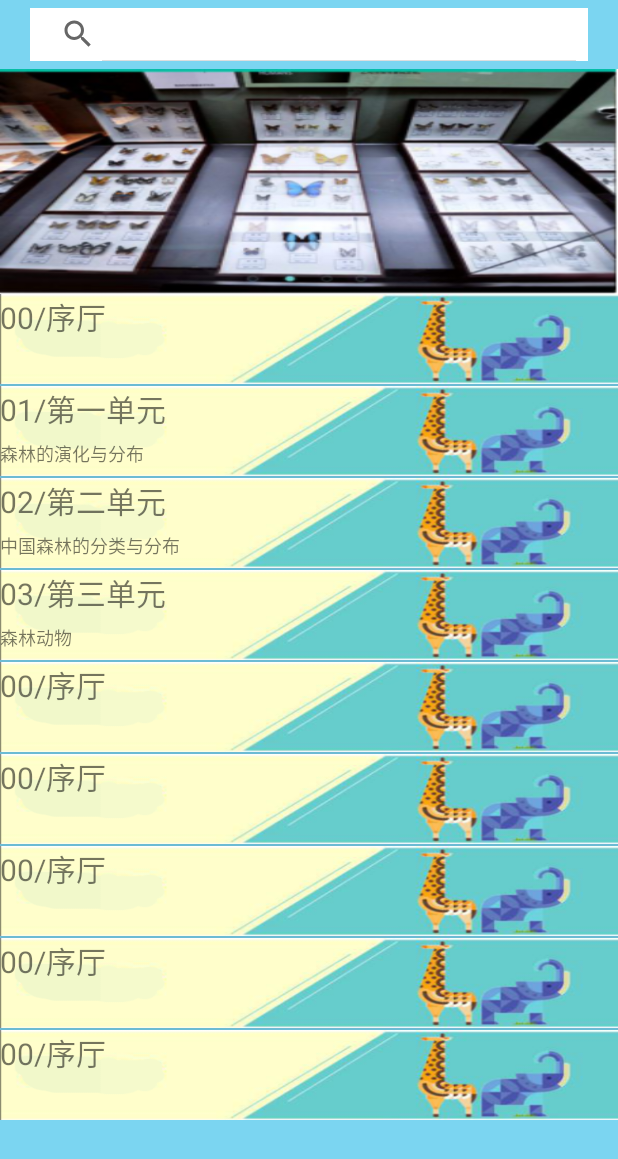
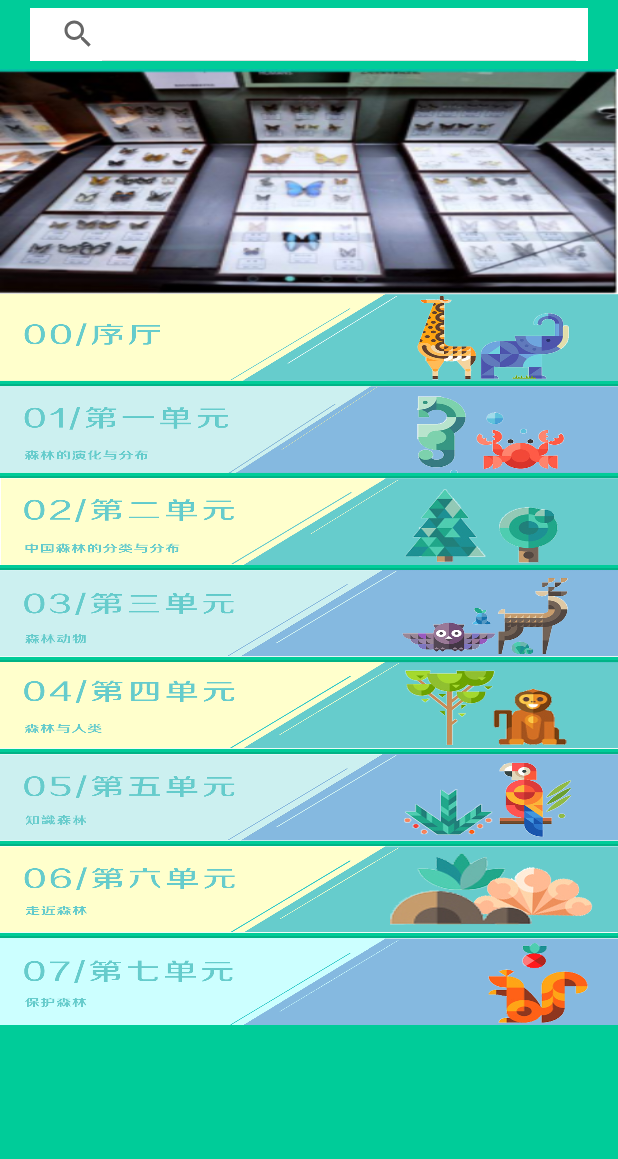
Before and after one commit to Anthony-4926/forestMuseum3, an Android app: the screen it shows after launch (ListActivity), on a phone screen of 412 x 824 dp. Shown: the top 1159 px of the screen. Run offline under Robolectric (Android 15) with nearby library versions, the phone set to English and light mode, and no system bars.

Commit message:
2019/4/10 修改了单元展示，添加监听

```diff
--- a/app/src/main/java/com/forestmuseum/ListActivity.java
+++ b/app/src/main/java/com/forestmuseum/ListActivity.java
@@ -4,14 +4,15 @@ import android.app.Activity;
 import android.os.Handler;
 import android.os.Message;
 import android.os.Bundle;
+import android.view.View;
 import android.view.animation.Animation;
 import android.view.animation.AnimationUtils;
+import android.widget.AdapterView;
 import android.widget.ImageView;
 import android.widget.ListView;
+import android.widget.SimpleAdapter;
+import android.widget.Toast;
 import android.widget.ViewFlipper;
-
-import com.forestmuseum.adapter.Adapter;
-
 import java.util.ArrayList;
 import java.util.HashMap;
 import java.util.List;
@@ -58,10 +59,21 @@ public class ListActivity extends Activity {
 
 
         /********************************单元列表************************************/
-        ListView listView =  ListActivity.this.findViewById(R.id.unitList);
-        Adapter adapter = new Adapter(this, getData(), R.layout.unit_item,
-                new String[]{"title", "subTitle"}, new int[]{R.id.title, R.id.subTitle});
+        ListView listView = ListActivity.this.findViewById(R.id.unitList);
+//        创建适配器
+        SimpleAdapter adapter = new SimpleAdapter(this, getData(), R.layout.unit_item,
+                new String[]{"unit_img"}, new int[]{R.id.unit_img});
         listView.setAdapter(adapter);
+
+//        添加监听
+        listView.setOnItemClickListener(new AdapterView.OnItemClickListener() {
+            @Override
+            public void onItemClick(AdapterView<?> parent, View view, int position, long id) {
+
+//                Toast.makeText(ListActivity.this, String.valueOf(id),Toast.LENGTH_SHORT).show();
+            }
+
+        });
     }
 
 
@@ -76,55 +88,49 @@ public class ListActivity extends Activity {
         }
     };
 
+    /**
+     * 创建item资源
+     * @return
+     */
     private List<Map<String, Object>> getData() {
         List<Map<String, Object>> list = new ArrayList<>();
         Map<String, Object> map = new HashMap<>();
-        map.put("title", "00/序厅");
-        map.put("subTitle", "");
+        map.put("unit_img", R.drawable.unit00);
         list.add(map);
 
         map = new HashMap<>();
-        map.put("title", "01/第一单元");
-        map.put("subTitle", "森林的演化与分布");
+        map.put("unit_img", R.drawable.unit01);
         list.add(map);
 
         map = new HashMap<>();
-        map.put("title", "02/第二单元");
-        map.put("subTitle", "中国森林的分类与分布");
+        map.put("unit_img", R.drawable.unit02);
         list.add(map);
 
         map = new HashMap<>();
-        map.put("title", "03/第三单元");
-        map.put("subTitle", "森林动物");
+        map.put("unit_img", R.drawable.unit03);
         list.add(map);
 
         map = new HashMap<>();
-        map.put("title", "00/序厅");
-        map.put("subTitle", "");
+        map.put("unit_img", R.drawable.unit04);
         list.add(map);
 
         map = new HashMap<>();
-        map.put("title", "00/序厅");
-        map.put("subTitle", "");
+        map.put("unit_img", R.drawable.unit05);
         list.add(map);
 
         map = new HashMap<>();
-        map.put("title", "00/序厅");
-        map.put("subTitle", "");
+        map.put("unit_img", R.drawable.unit06);
         list.add(map);
 
         map = new HashMap<>();
-        map.put("title", "00/序厅");
-        map.put("subTitle", "");
+        map.put("unit_img", R.drawable.unit07);
         list.add(map);
-
-        map = new HashMap<>();
-        map.put("title", "00/序厅");
-        map.put("subTitle", "");
-        list.add(map);
-
         return list;
     }
 
+    private Activity selectActivity(long id) {
+        Activity activity = null;
+        return activity;
+    }
 
 }
--- a/app/src/main/java/com/forestmuseum/adapter/Adapter.java
+++ /dev/null
@@ -1,45 +0,0 @@
-package com.forestmuseum.adapter;
-
-import android.content.Context;
-import android.view.View;
-import android.view.ViewGroup;
-import android.widget.SimpleAdapter;
-
-import com.forestmuseum.R;
-
-import java.util.List;
-import java.util.Map;
-
-/**
- * @author xinzhao
- * @create 2019-04-05 10:47
- */
-public class Adapter extends SimpleAdapter {
-    /**
-     * Constructor
-     *
-     * @param context  The context where the View associated with this SimpleAdapter is running
-     * @param data     A List of Maps. Each entry in the List corresponds to one row in the list. The
-     *                 Maps contain the data for each row, and should include all the entries specified in
-     *                 "from"
-     * @param resource Resource identifier of a view layout that defines the views for this list
-     *                 item. The layout file should include at least those named views defined in "to"
-     * @param from     A list of column names that will be added to the Map associated with each
-     *                 item.
-     * @param to       The views that should display column in the "from" parameter. These should all be
-     *                 TextViews. The first N views in this list are given the values of the first N columns
-     */
-
-    private int[] backimg = new int[]{R.drawable.unit_backimg_00};
-    public Adapter(Context context, List<? extends Map<String, ?>> data, int resource, String[] from, int[] to) {
-        super(context, data, resource, from, to);
-
-    }
-
-    @Override
-    public View getView(int position, View convertView, ViewGroup parent) {
-        View view=  super.getView(position, convertView, parent);
-        view.setBackgroundResource(backimg[0]);
-        return view;
-    }
-}
--- a/app/src/main/res/drawable/eidt_text_shape.xml
+++ b/app/src/main/res/drawable/eidt_text_shape.xml
@@ -1,9 +1,9 @@
 <?xml version="1.0" encoding="utf-8"?>
 <shape xmlns:android="http://schemas.android.com/apk/res/android">
-    <solid android:color="#6fffffff"/>
+    <solid android:color="@color/input_back_color"/>
     <corners android:radius="5dp"/>
 
-    <stroke android:color="#6fffffff"
+    <stroke android:color="@color/input_back_color"
         android:width="2px" />
     <padding android:bottom="10dp"
         android:top="10dp"
--- a/app/src/main/res/layout/activity_login.xml
+++ b/app/src/main/res/layout/activity_login.xml
@@ -5,7 +5,8 @@
     android:layout_width="match_parent"
     android:layout_height="match_parent"
     android:orientation="vertical"
-    android:background="@color/backcolor"
+    android:background="@drawable/login_regist_back_img"
+
     tools:context=".LoginActivity">
     <TextView
         android:layout_width="match_parent"
@@ -14,7 +15,7 @@
         android:textSize="20dp"
         android:padding="10dp"
         android:gravity="center_horizontal"
-        android:background="#19bc90"
+        android:background="@color/backcolor"
         android:textColor="#ffffff"/>
 
     <ImageView
--- a/app/src/main/res/layout/unit_item.xml
+++ b/app/src/main/res/layout/unit_item.xml
@@ -5,6 +5,12 @@
     android:layout_width="match_parent"
     android:layout_height="60dp">
 
+    <ImageView
+        android:id="@+id/unit_img"
+        android:layout_width="match_parent"
+        android:layout_height="95dp"
+        android:scaleType="fitXY" />
+<!--
     <TextView
         android:id="@+id/title"
         android:layout_width="match_parent"
@@ -19,6 +25,6 @@
         android:layout_height="match_parent"
         android:layout_weight="0.6"
         android:textSize="12dp"
-        />
+        />-->
 
 </LinearLayout>
--- a/app/src/main/res/values/colors.xml
+++ b/app/src/main/res/values/colors.xml
@@ -5,5 +5,6 @@
     <color name="colorAccent">#D81B60</color>
     <color name="dot_white">#ffffff</color>
     <color name="dot_black">#363636</color>
-    <color name="backcolor">#7bd5f1</color>
+    <color name="backcolor">#00cc99</color>
+    <color name="input_back_color">#B3ffffff</color>
 </resources>
```
Also changed, not shown: app/src/main/res/drawable/head.png, app/src/main/res/drawable/login_regist_back_img.png (added), app/src/main/res/drawable/unit00.png (added), app/src/main/res/drawable/unit01.png (added), app/src/main/res/drawable/unit02.png (added), app/src/main/res/drawable/unit03.png (added), app/src/main/res/drawable/unit04.png (added), app/src/main/res/drawable/unit05.png (added), app/src/main/res/drawable/unit06.png (added), app/src/main/res/drawable/unit07.png (added), app/src/main/res/drawable/unit_backimg_00.png (deleted).
